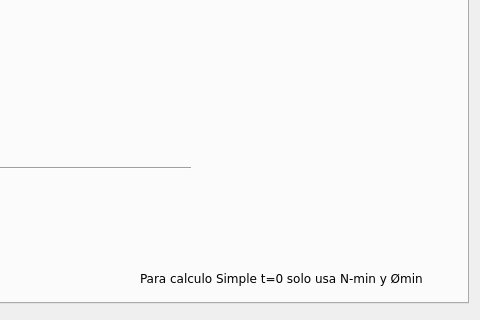
Old version of the form ui_files/herramienta_trapecios_v15.ui in the repository Sady-Guzman/herramienta_practica; both pictures show x 682 to 1162 and y 357 to 677 of the 1162 by 677 pixel window.
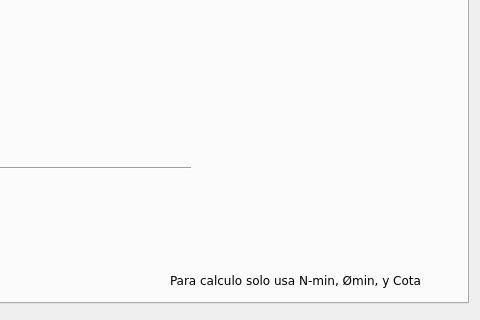
New version of the form. The open tabs and pages were chosen to show the change. Icons and pictures are not drawn.

Commit message: cambia label en tab arm. pas. indica variables que se usan en calculo. .

The edit to the form file:
```diff
--- a/ui_files/herramienta_trapecios_v15.ui
+++ b/ui_files/herramienta_trapecios_v15.ui
@@ -1342,14 +1342,14 @@
     <widget class="QLabel" name="tab3_instrucciones">
      <property name="geometry">
       <rect>
-       <x>810</x>
+       <x>840</x>
        <y>600</y>
-       <width>311</width>
-       <height>16</height>
+       <width>281</width>
+       <height>20</height>
       </rect>
      </property>
      <property name="text">
-      <string>Para calculo Simple t=0 solo usa N-min y Ømin</string>
+      <string>Para calculo solo usa N-min, Ømin, y Cota</string>
      </property>
     </widget>
    </widget>
```
Left out of the diff: 2 changed lines with no effect on the pictures. The commit also changes 1 other file.
